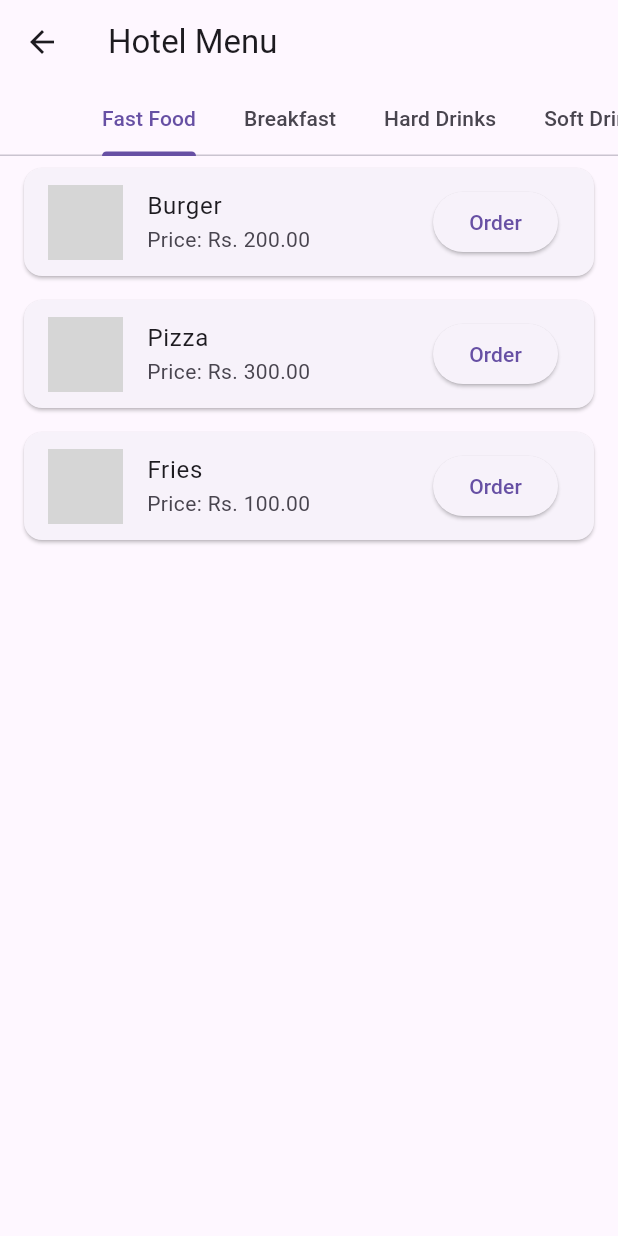
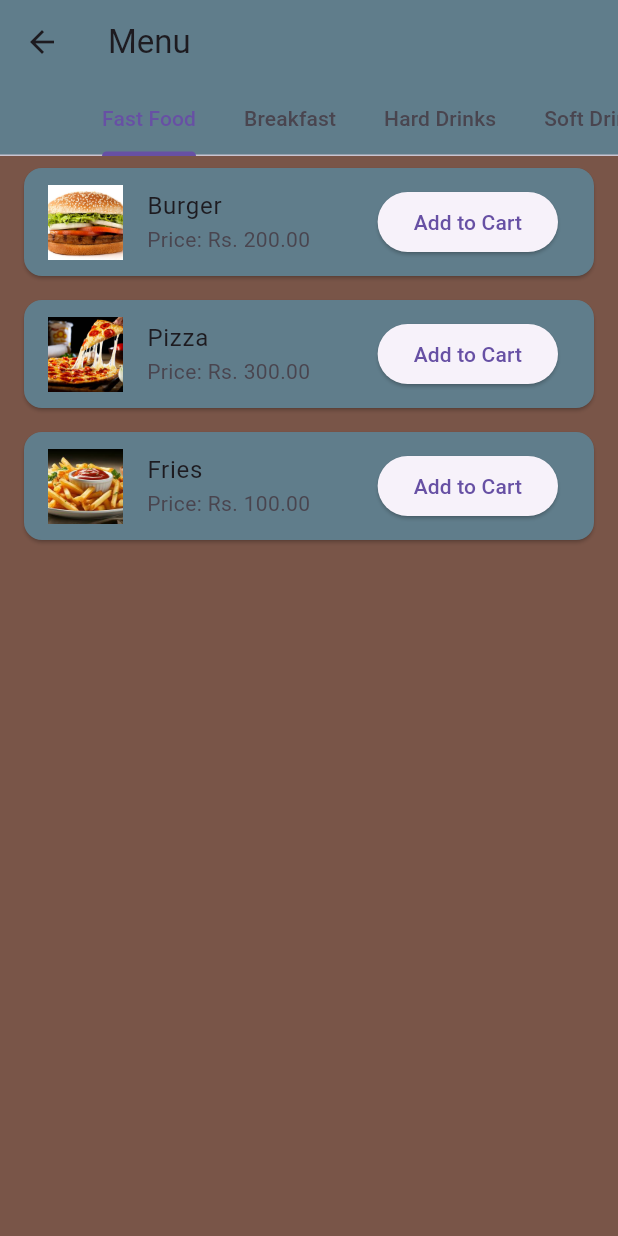
Before and after one commit to SamratGhimiree/menu, a Flutter app: the screen it shows after launch, after a tap on "Menu", on a phone screen of 412 x 824 dp. Run offline on Flutter 3.47's test engine with Material 3 defaults, Android fonts, the phone set to English and light mode, and no system bars; grey boxes are pictures that could not be loaded.

Commit message:
added add to cart option

```diff
--- /dev/null
+++ b/lib/cart.dart
@@ -0,0 +1,36 @@
+import 'menu.dart';
+
+class Cart {
+  final List<CartItem> _items = [];
+
+  List<CartItem> get items => _items;
+
+  void addItem(MenuItem menuItem) {
+    // Check if the item already exists
+    final existingItem = _items.firstWhere(
+          (item) => item.menuItem.name == menuItem.name,
+      orElse: () => CartItem(menuItem: menuItem, quantity: 0),
+    );
+
+    if (existingItem.quantity > 0) {
+      existingItem.quantity += 1;
+    } else {
+      _items.add(CartItem(menuItem: menuItem, quantity: 1));
+    }
+  }
+
+  void removeItem(MenuItem menuItem) {
+    _items.removeWhere((item) => item.menuItem.name == menuItem.name);
+  }
+
+  void clearCart() {
+    _items.clear();
+  }
+}
+
+class CartItem {
+  final MenuItem menuItem;
+  int quantity;
+
+  CartItem({required this.menuItem, required this.quantity});
+}
--- /dev/null
+++ b/lib/cart_page.dart
@@ -0,0 +1,53 @@
+import 'package:flutter/material.dart';
+import 'menu.dart';
+import 'cart.dart';
+
+class CartPage extends StatelessWidget {
+  final Cart cart;
+
+  CartPage({required this.cart});
+
+  @override
+  Widget build(BuildContext context) {
+    return Scaffold(
+      appBar: AppBar(
+        title: Text('Your Cart'),
+      ),
+      body: cart.items.isEmpty
+          ? Center(child: Text('Your cart is empty'))
+          : ListView.builder(
+        itemCount: cart.items.length,
+        itemBuilder: (context, index) {
+          final cartItem = cart.items[index];
+          return ListTile(
+            leading: Image.asset(
+              cartItem.menuItem.image,
+              width: 50,
+              height: 50,
+              fit: BoxFit.cover,
+            ),
+            title: Text(cartItem.menuItem.name),
+            subtitle: Text('Quantity: ${cartItem.quantity}'),
+            trailing: Text('Rs. ${(cartItem.menuItem.price * cartItem.quantity).toStringAsFixed(2)}'),
+          );
+        },
+      ),
+      bottomNavigationBar: cart.items.isNotEmpty
+          ? Padding(
+        padding: const EdgeInsets.all(16.0),
+        child: ElevatedButton(
+          onPressed: () {
+            // Simulate placing the order
+            cart.clearCart();
+            Navigator.pop(context);
+            ScaffoldMessenger.of(context).showSnackBar(
+              SnackBar(content: Text('Order placed successfully!')),
+            );
+          },
+          child: Text('Place Order'),
+        ),
+      )
+          : null,
+    );
+  }
+}
--- a/lib/main.dart
+++ b/lib/main.dart
@@ -1,5 +1,9 @@
 import 'package:flutter/material.dart';
+import 'cart_page.dart';
 import 'menu.dart';  // Import the menu.dart file
+import 'cart.dart';
+
+final cart = Cart();  // Shared cart instance
 
 void main() => runApp(MyApp());
 
@@ -32,7 +36,7 @@ class HomeScreen extends StatelessWidget {
               // Navigate to MenuScreen
               Navigator.push(
                 context,
-                MaterialPageRoute(builder: (context) => MenuScreen()),
+                MaterialPageRoute(builder: (context) => MenuScreen(cart: cart,)),
               );
             },
           ),
@@ -65,6 +69,15 @@ class HomeScreen extends StatelessWidget {
                 SnackBar(content: Text('Settings screen coming soon!')),
               );
             },
+          ),
+          ElevatedButton(
+            onPressed: () {
+              Navigator.push(
+                context,
+                MaterialPageRoute(builder: (context) => CartPage(cart: cart)),
+              );
+            },
+            child: Text('View Cart'),
           ),
         ],
       ),
--- a/lib/menu.dart
+++ b/lib/menu.dart
@@ -1,13 +1,20 @@
 import 'package:flutter/material.dart';
+import 'cart.dart';
+import 'main.dart';
 
 class MenuScreen extends StatelessWidget {
+  final Cart cart; // Receive the shared cart instance
+
+  MenuScreen({required this.cart});
   @override
   Widget build(BuildContext context) {
     return DefaultTabController(
       length: 4,
       child: Scaffold(
+        backgroundColor: Colors.brown,
         appBar: AppBar(
-          title: Text('Hotel Menu'),
+          title: Text('Menu'),
+          backgroundColor: Colors.blueGrey,
           bottom: TabBar(
             isScrollable: true,
             tabs: [
@@ -20,6 +27,7 @@ class MenuScreen extends StatelessWidget {
         ),
         body: TabBarView(
           children: [
+
             FoodList(
               category: 'Fast Food',
               items: [
@@ -39,6 +47,7 @@ class MenuScreen extends StatelessWidget {
                   price: 100.0,
                 ),
               ],
+              cart: cart,
             ),
             FoodList(
               category: 'Breakfast',
@@ -59,33 +68,35 @@ class MenuScreen extends StatelessWidget {
                   price: 100.0,
                 ),
               ],
+              cart: cart,
             ),
             FoodList(
               category: 'Hard Drinks',
               items: [
                 MenuItem(
                   name: 'Whiskey',
-                  image: 'assets/images/whiskey.jpg',
+                  image: 'assets/images/Whiskey.jpg',
                   price: 500.0,
                 ),
                 MenuItem(
                   name: 'Vodka',
-                  image: 'assets/images/vodka.jpg',
+                  image: 'assets/images/Vodka.jpg',
                   price: 450.0,
                 ),
                 MenuItem(
                   name: 'Wine',
-                  image: 'assets/images/wine.jpg',
+                  image: 'assets/images/Wine.jpg',
                   price: 600.0,
                 ),
               ],
+              cart: cart,
             ),
             FoodList(
               category: 'Soft Drinks',
               items: [
                 MenuItem(
                   name: 'Coke',
-                  image: 'assets/images/coke.jpg',
+                  image: 'assets/images/coke.png',
                   price: 50.0,
                 ),
                 MenuItem(
@@ -99,6 +110,7 @@ class MenuScreen extends StatelessWidget {
                   price: 60.0,
                 ),
               ],
+              cart: cart,
             ),
           ],
         ),
@@ -118,8 +130,10 @@ class MenuItem {
 class FoodList extends StatelessWidget {
   final String category;
   final List<MenuItem> items;
+  final Cart cart; // Receive the shared cart instance
 
-  FoodList({required this.category, required this.items});
+
+  FoodList({required this.category, required this.items, required this.cart});
 
   @override
   Widget build(BuildContext context) {
@@ -129,6 +143,7 @@ class FoodList extends StatelessWidget {
         final item = items[index];
         return Card(
           margin: EdgeInsets.symmetric(vertical: 8, horizontal: 16),
+          color: Colors.blueGrey,
           child: ListTile(
             leading: Image.asset(
               item.image,
@@ -140,12 +155,14 @@ class FoodList extends StatelessWidget {
             subtitle: Text('Price: Rs. ${item.price.toStringAsFixed(2)}'),
             trailing: ElevatedButton(
               onPressed: () {
+                cart.addItem(item);  // Add the selected item to the cart
                 ScaffoldMessenger.of(context).showSnackBar(
-                  SnackBar(content: Text('${item.name} added to order')),
+                  SnackBar(content: Text('${item.name} added to cart')),
                 );
               },
-              child: Text('Order'),
+              child: Text('Add to Cart'),
             ),
+
           ),
         );
       },
--- a/pubspec.yaml
+++ b/pubspec.yaml
@@ -53,6 +53,8 @@ dev_dependencies:
 
 # The following section is specific to Flutter packages.
 flutter:
+  assets:
+    - assets/images/
 
   # The following line ensures that the Material Icons font is
   # included with your application, so that you can use the icons in
```
Also changed, not shown: assets/images/Vodka.jpg (added), assets/images/Whiskey.jpg (added), assets/images/Wine.jpg (added), assets/images/burger.jpg (added), assets/images/coke.png (added), assets/images/fries.jpg (added), assets/images/lemonade.jpg (added), assets/images/omelette.jpg (added), assets/images/pancakes.jpg (added), assets/images/pepsi.jpg (added), assets/images/pizza.jpg (added), assets/images/toast.jpg (added), 1 other file.
